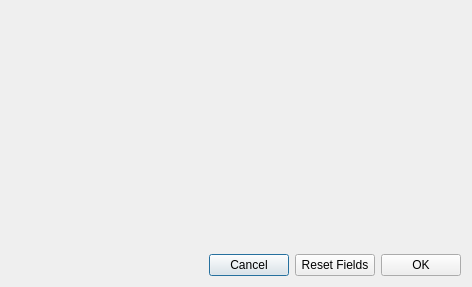
GPlates/GPlates, file src/qt-widgets/ShapefileAttributeRemapperDialogUi.ui: the form before one commit.
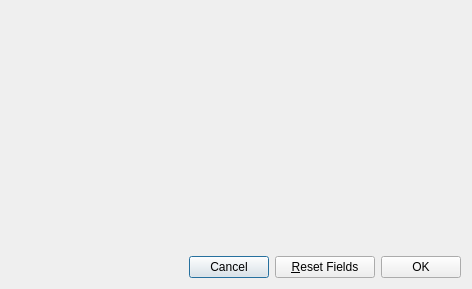
The form after the commit. Icons and pictures are not drawn.

Commit message:
Replaced source:/gplates/trunk using source:/gplates/branches/shapefile-attributes-2008-feb-14#4508 incorporating log:/gplates/branches/shapefile-attributes-2008-feb-14#3856:4508 ([log:/gplates/trunk#4502:4508 No changes on trunk] since last update from trunk).
This is "[wiki:MergingInSubversion#Replacingonebranchwithanother replacing one branch with another]". The command used was:
{{{
svn merge http://svn.gplates.org/gplates/trunk@4508 http://svn.gplates.org/gplates/branches/shapefile-attributes-2008-feb-14@4508
}}}
from inside the root directory of a working copy of the trunk.

```diff
--- a/src/qt-widgets/ShapefileAttributeRemapperDialogUi.ui
+++ b/src/qt-widgets/ShapefileAttributeRemapperDialogUi.ui
@@ -6,7 +6,7 @@
     <x>0</x>
     <y>0</y>
     <width>468</width>
-    <height>287</height>
+    <height>289</height>
    </rect>
   </property>
   <property name="windowTitle" >
@@ -56,8 +56,14 @@
      </item>
      <item>
       <widget class="QPushButton" name="button_reset" >
+       <property name="minimumSize" >
+        <size>
+         <width>100</width>
+         <height>0</height>
+        </size>
+       </property>
        <property name="text" >
-        <string>Reset Fields</string>
+        <string>&amp;Reset Fields</string>
        </property>
       </widget>
      </item>
```
Left out of the diff: 2 changed lines with no effect on the pictures. The commit also changes 27 other files.
